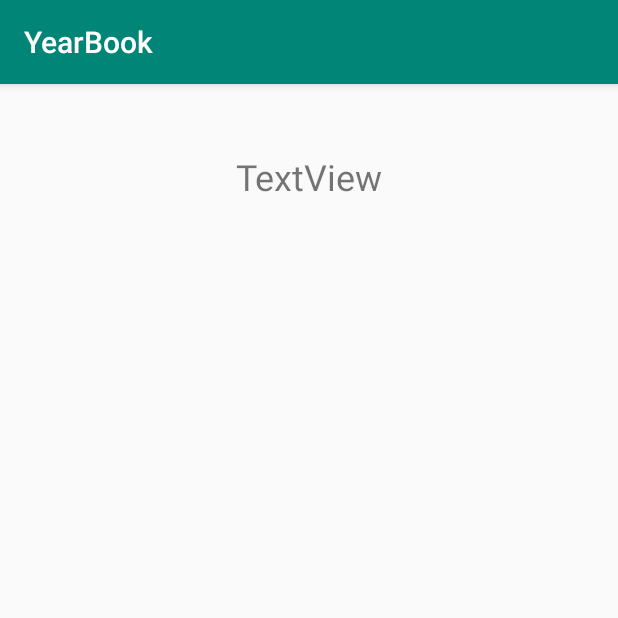
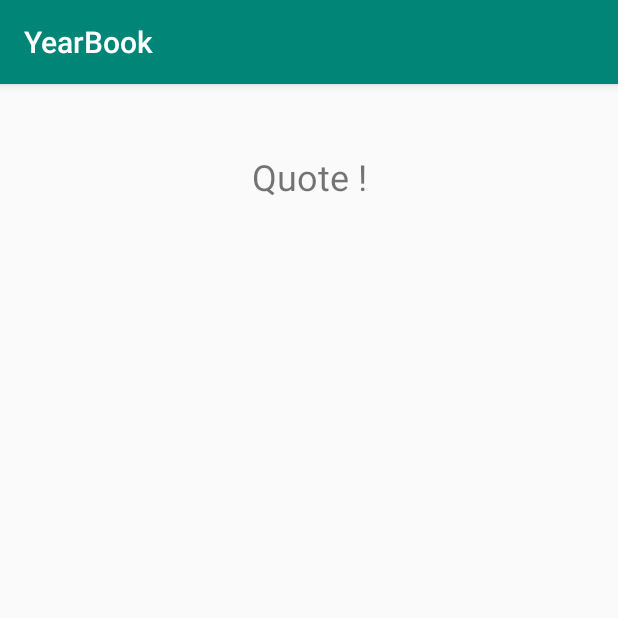
Before and after one commit to adamLangsti/YearBook, an Android app: the screen it shows after launch (DetailActivity), after a tap on "MORE INFORMATION", on a phone screen of 412 x 824 dp, the top half of it. Run offline under Robolectric (Android 15) with nearby library versions, the phone set to English and light mode, and no system bars.

Commit message:
quotes done

```diff
--- a/app/src/main/java/com/example/yearbook/DetailActivity.java
+++ b/app/src/main/java/com/example/yearbook/DetailActivity.java
@@ -7,24 +7,41 @@ import android.util.Log;
 import android.widget.EditText;
 import android.widget.TextView;
 
+import java.util.ArrayList;
+import java.util.List;
+
 public class DetailActivity extends AppCompatActivity {
 
+    TextView descTxt;
+
+    final List<String> names = new ArrayList<>();
 
     @Override
     protected void onCreate(Bundle savedInstanceState) {
         super.onCreate(savedInstanceState);
         setContentView(R.layout.detail_layout);
+
+        names.add("Quote !");
+        names.add("Retard !");
+        names.add("MÖÖH");
+        names.add("Dildo");
+        names.add("Egg");
+        names.add("Schmuck");
+        names.add("AAAA");
+
+
         Intent intent = getIntent();
 
+        int currentPage = intent.getIntExtra("CP",0);
+        String currentString = intent.getStringExtra("CS");
 
-        int value = intent.getIntExtra("ID",0);
-        EditText = (TextView) findViewById(R.id.editText);
+        descTxt = (TextView) findViewById(R.id.editText);
+        String quote = names.get(currentPage);
+        descTxt.setText(quote);
 
-        Intent intent = getIntent();
-        String str = intent.getStringExtra("");
-        TextView.setText(str);
 
-        Log.i("INFO","The id we received was " + value);
+        Log.i("INFO","The id we received was " + currentPage);
+        Log.i("INFO", "THE PIC WE GOT HAS THE ID " + currentString);
 
     }
 }
--- a/app/src/main/java/com/example/yearbook/MainActivity.java
+++ b/app/src/main/java/com/example/yearbook/MainActivity.java
@@ -1,17 +1,13 @@
 package com.example.yearbook;
 
 import android.content.Intent;
-import android.support.annotation.NonNull;
 import android.support.v4.app.Fragment;
-import android.support.v4.app.FragmentManager;
-import android.support.v4.app.FragmentPagerAdapter;
 import android.support.v4.view.ViewPager;
 import android.support.v7.app.AppCompatActivity;
 import android.os.Bundle;
 import android.util.Log;
 import android.view.View;
 import android.widget.Button;
-import android.widget.EditText;
 import android.widget.TextView;
 
 import java.util.ArrayList;
@@ -24,7 +20,13 @@ public class MainActivity extends AppCompatActivity {
     private Button btnInfo;
     FragmentClassAdapter pagerAdapter;
     int currentPage = 0;
-    String str = "text";
+    String currentString;
+
+    final List<Fragment> fragmentList = new ArrayList<Fragment>();
+
+    final List<Fragment> fragmentList1 = new ArrayList<>();
+
+    ViewPager pager;
 
     @Override
     protected void onCreate(Bundle savedInstanceState) {
@@ -34,33 +36,27 @@ public class MainActivity extends AppCompatActivity {
         btnInfo = (Button) findViewById(R.id.btnInfo);
         TextView editText = (TextView) findViewById(R.id.editText);
 
+        pager = (ViewPager) findViewById(R.id.viewPager);
 
         btnInfo.setOnClickListener(new View.OnClickListener() {
             @Override
             public void onClick(View v) {
 
                 Intent intent = new Intent(getApplicationContext(), DetailActivity.class);
-                intent.putExtra("ID",currentPage);
-                String text = str.putExtra().toString();
+                intent.putExtra("CP",currentPage);
+
                 startActivity(intent);
             }
         });
 
-
-        final List<Fragment> fragmentList1 = new ArrayList<>();
-
         fragmentList1.add(FragmentClass.newInstance("Alexander Johansson, 60 years old, North Korean spy", 0));
         fragmentList1.add(FragmentClass.newInstance("Adriana Larsson, married to Chuck Norris", 1));
-        fragmentList1.add(FragmentClass.newInstance("David (Bitch & Snitch) Hjorth, sells ass", 2));
-        fragmentList1.add(FragmentClass.newInstance("Edgar Palic, mob boss", 3));
+        fragmentList1.add(FragmentClass.newInstance("David (Bitch & Snitch) Hjorth, sells a$$", 2));
+        fragmentList1.add(FragmentClass.newInstance("Edgar Palic, denna vecka på efterlyst!", 3));
         fragmentList1.add(FragmentClass.newInstance("Eric Hedrenius, adviser to Donald Trump ", 4));
         fragmentList1.add(FragmentClass.newInstance("Faisal Akhtar, uranium dealer", 5));
-        fragmentList1.add(FragmentClass.newInstance("Jonathan Vahlberg, hacks and plants viruses to computers worldwide", 6));
+        fragmentList1.add(FragmentClass.newInstance("Jonathan Vahlberg, hacks computers worldwide", 6));
         fragmentList1.add(FragmentClass.newInstance("Sano Gharzani, strives for world domination", 7));
-
-
-
-        final List<Fragment> fragmentList = new ArrayList<Fragment>();
 
         fragmentList.add(FragmentClass.newInstance("Alexander Johansson", R.drawable.alex));
         fragmentList.add(FragmentClass.newInstance("Adriana Larsson", R.drawable.adriana));
@@ -73,7 +69,11 @@ public class MainActivity extends AppCompatActivity {
 
 
         pagerAdapter = new FragmentClassAdapter(getSupportFragmentManager(), fragmentList);
-        final ViewPager pager = (ViewPager) findViewById(R.id.viewPager);
+        pager.setAdapter(pagerAdapter);
+
+
+        /*editAdapter = new FragmentClassAdapter(getSupportFragmentManager(), fragmentList1);
+        final TextView text = (TextView) findViewById(R.id.editText);*/
 
         pager.addOnPageChangeListener(new ViewPager.OnPageChangeListener() {
             @Override
@@ -83,7 +83,7 @@ public class MainActivity extends AppCompatActivity {
             }
 
             @Override
-            public void onPageSelected(int i) { currentPage = i; str = "text";
+            public void onPageSelected(int i) { currentPage = i; currentString = "0";
             }
             @Override
             public void onPageScrollStateChanged(int i) {
@@ -91,6 +91,6 @@ public class MainActivity extends AppCompatActivity {
             }
         });
 
-        pager.setAdapter(pagerAdapter);
+
     }
 }
```
Also changed, not shown: app/src/main/java/com/example/yearbook/SettingsActivity.java (deleted, +0 -8 lines), app/src/main/res/layout/settings_layout.xml (deleted, +0 -26 lines).
